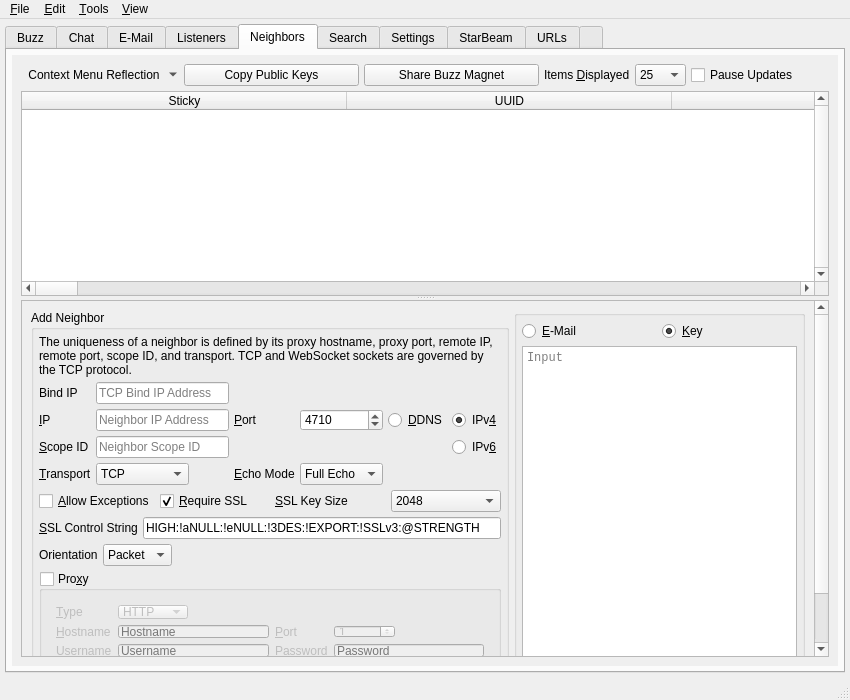
First picture: the form in branches/trunk/UI/spot-on-controlcenter.ui, repository textbrowser/spot-on, before the edit.
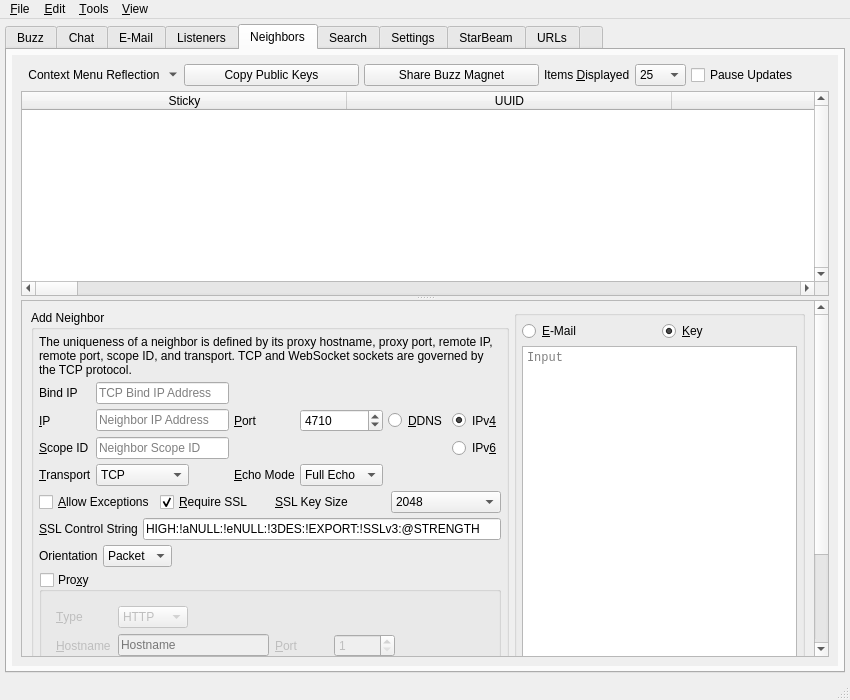
Second picture: the form after the edit. The open tabs and pages were chosen to show the change. Icons and pictures are not drawn. Custom widgets are drawn as their Qt base class.

Commit message: Layout. Minimalism.

```diff
--- a/branches/trunk/UI/spot-on-controlcenter.ui
+++ b/branches/trunk/UI/spot-on-controlcenter.ui
@@ -4087,9 +4087,9 @@
                 <property name="geometry">
                  <rect>
                   <x>0</x>
-                  <y>-224</y>
-                  <width>785</width>
-                  <height>612</height>
+                  <y>0</y>
+                  <width>801</width>
+                  <height>692</height>
                  </rect>
                 </property>
                 <layout class="QVBoxLayout" name="verticalLayout_12">
@@ -4105,6 +4105,12 @@
                      </property>
                      <item>
                       <widget class="QGroupBox" name="groupBox_addip_2">
+                       <property name="sizePolicy">
+                        <sizepolicy hsizetype="Minimum" vsizetype="Minimum">
+                         <horstretch>0</horstretch>
+                         <verstretch>0</verstretch>
+                        </sizepolicy>
+                       </property>
                        <property name="title">
                         <string>Add Neighbor</string>
                        </property>
```
Left out of the diff: 30 changed lines with no effect on the pictures. The commit also changes 2 other files.
